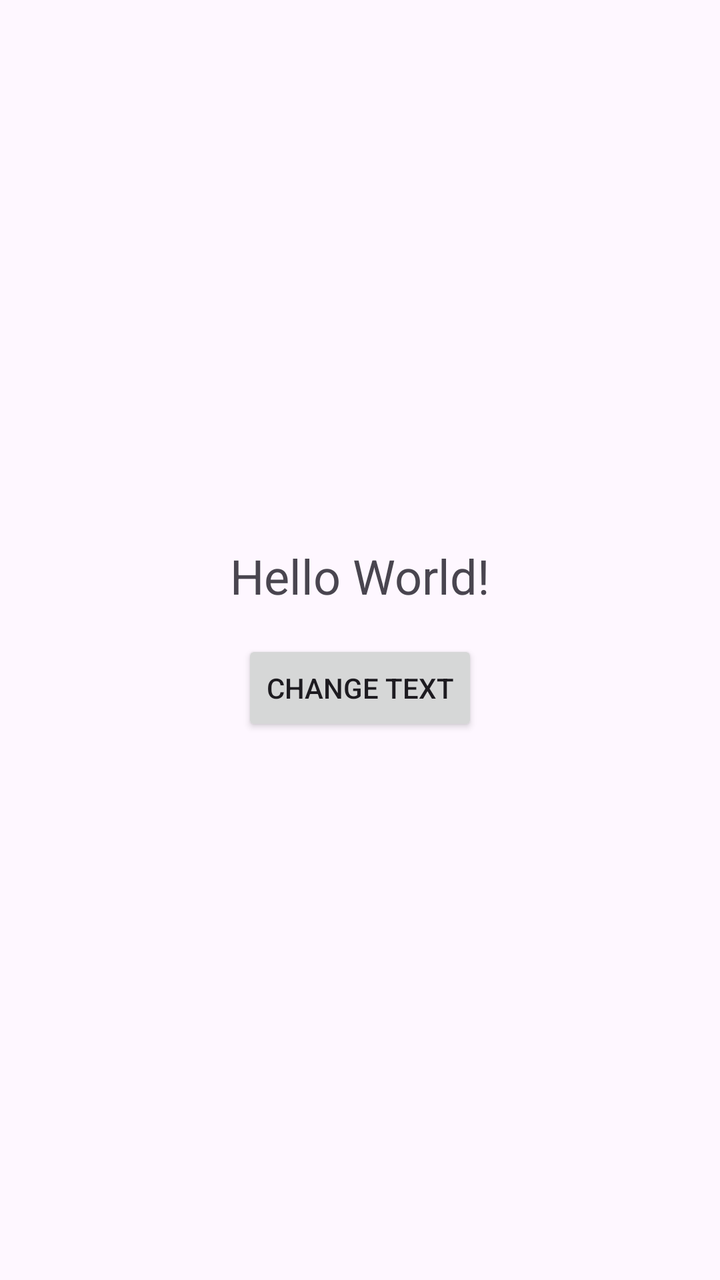
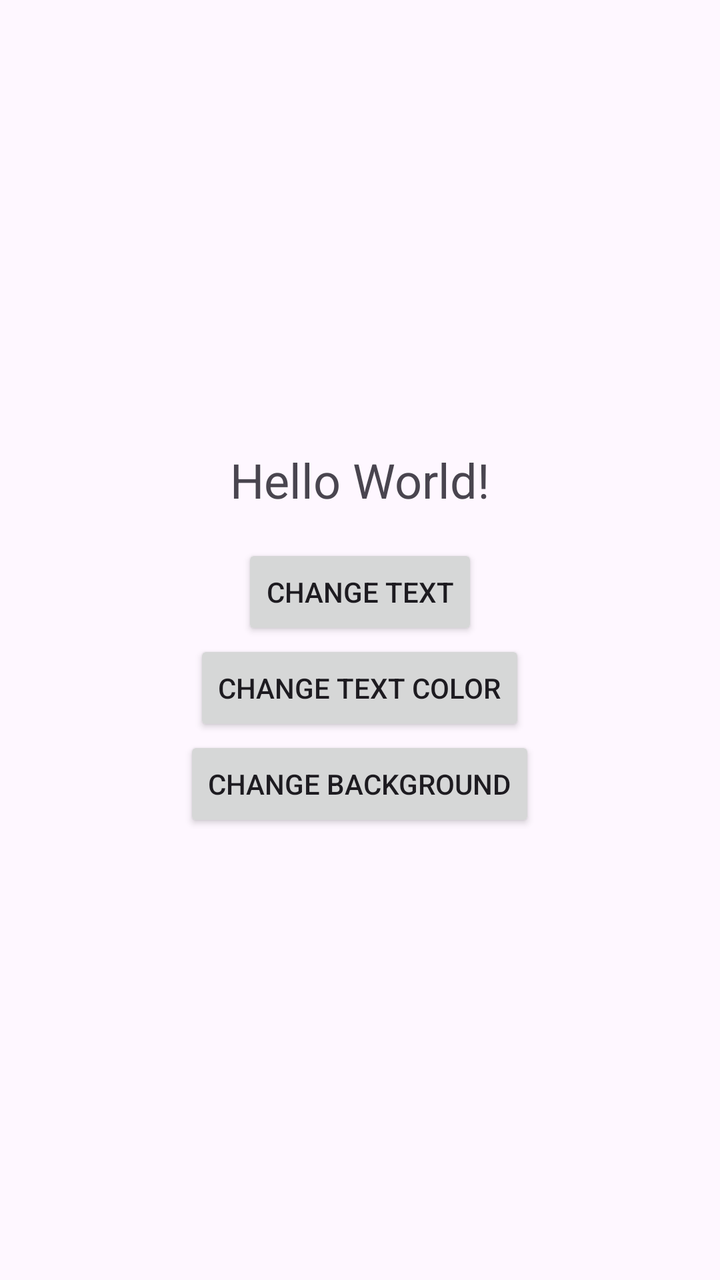

The first picture is an Android layout as it rendered before a commit; the second is the same layout after the commit. The layout source and the unified diff follow.
<!-- AndroidManifest.xml: application theme Theme.LAB1 -->
<!-- res/layout/activity_main.xml -->
<?xml version="1.0" encoding="utf-8"?>
<LinearLayout xmlns:android="http://schemas.android.com/apk/res/android"
    android:id="@+id/main"
    android:layout_width="match_parent"
    android:layout_height="match_parent"
    android:orientation="vertical"
    android:gravity="center"
    android:padding="16dp">

    <TextView
        android:id="@+id/textView"
        android:layout_width="wrap_content"
        android:layout_height="wrap_content"
        android:text="Hello World!"
        android:textSize="24sp" />

    <Button
        android:id="@+id/btnChangeText"
        android:layout_width="wrap_content"
        android:layout_height="wrap_content"
        android:layout_marginTop="16dp"
        android:text="Change text" />
</LinearLayout>
<!-- resources referenced by this layout -->
<resources>
  <style name="Theme.LAB1" parent="Base.Theme.LAB1" />
  <style name="Base.Theme.LAB1" parent="Theme.Material3.DayNight.NoActionBar">
          
          
      </style>
</resources>

<!-- the commit's change to res/layout/activity_main.xml (unified diff, before → after) -->
@@ -20,4 +20,16 @@
         android:layout_height="wrap_content"
         android:layout_marginTop="16dp"
         android:text="Change text" />
+
+    <Button
+        android:id="@+id/btnChangeColor"
+        android:layout_width="wrap_content"
+        android:layout_height="wrap_content"
+        android:text="Change text color" />
+
+    <Button
+        android:id="@+id/btnChangeBg"
+        android:layout_width="wrap_content"
+        android:layout_height="wrap_content"
+        android:text="Change background" />
 </LinearLayout>
